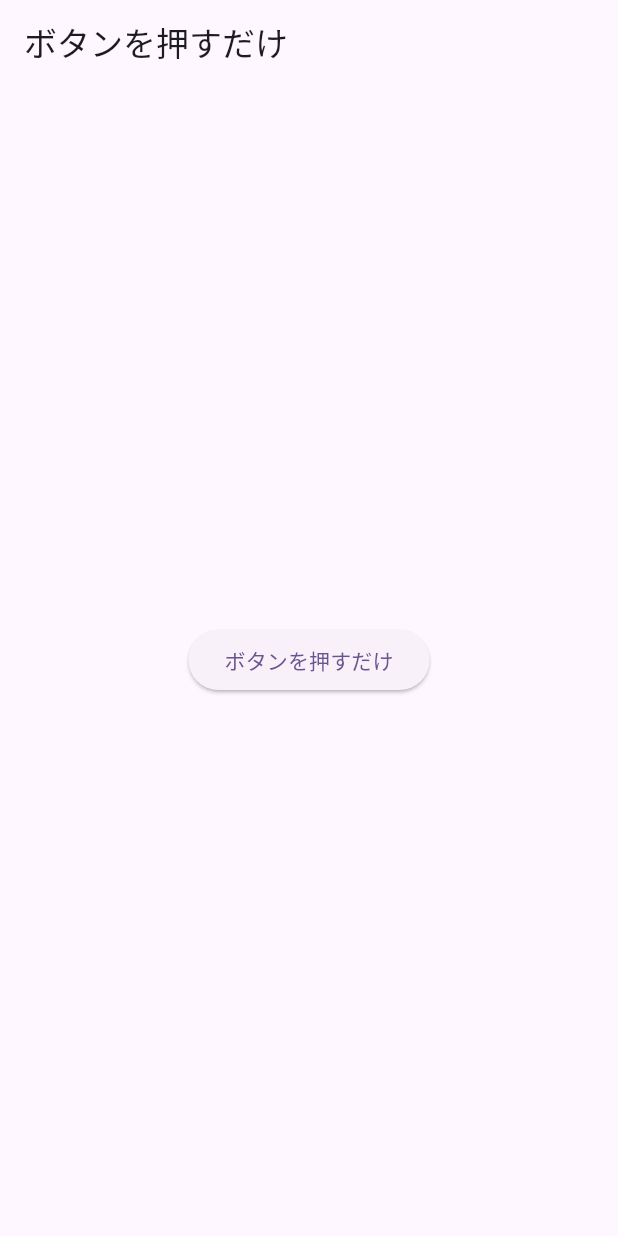
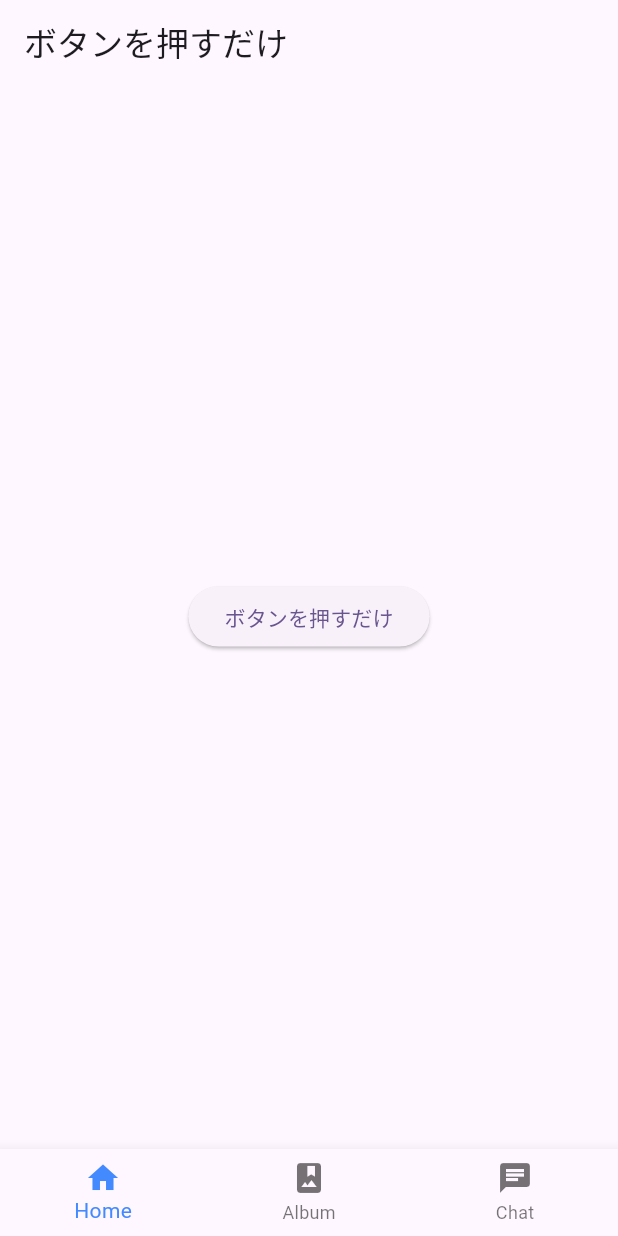
Before and after one commit to hideyukihu/rakushare, a Flutter app: the screen it shows after launch, on a phone screen of 412 x 824 dp. Run offline on Flutter 3.47's test engine with Material 2 defaults, Android fonts, the phone set to English and light mode, and no system bars.

Commit message:
bottomnavibar

```diff
--- a/lib/main.dart
+++ b/lib/main.dart
@@ -33,6 +33,9 @@ class MyHomePage extends StatefulWidget {
 
 class _MyHomePageState extends State<MyHomePage> {
 
+  int _currentIndex = 0;
+
+
   void _incrementCounter() {
     setState(() {
     });
@@ -42,12 +45,24 @@ class _MyHomePageState extends State<MyHomePage> {
   Widget build(BuildContext context) {
     return Scaffold(
       appBar: AppBar(
-        title: Text("ボタンを押すだけ"),
+        title: const Text("ボタンを押すだけ"),
       ),
       body: Center(
         child: ElevatedButton(onPressed: () {  },
-        child: Text('ボタンを押すだけ'),),
+        child: const Text('ボタンを押すだけ'),),
+      ),
+      bottomNavigationBar: BottomNavigationBar(
+        items: const <BottomNavigationBarItem>[
+          BottomNavigationBarItem(icon: Icon(Icons.home), label: 'Home'),
+          BottomNavigationBarItem(icon: Icon(Icons.photo_album), label:'Album'),
+          BottomNavigationBarItem(icon: Icon(Icons.chat), label: 'Chat'),
+        ],
+        currentIndex: _currentIndex,
+        fixedColor: Colors.blueAccent,
+        onTap: _onItemTapped,
+        type: BottomNavigationBarType.fixed,
       ),
     );
   }
+  void _onItemTapped(int index) => setState(() => _currentIndex = index );
 }
```
Also changed, not shown: 1 other file.
